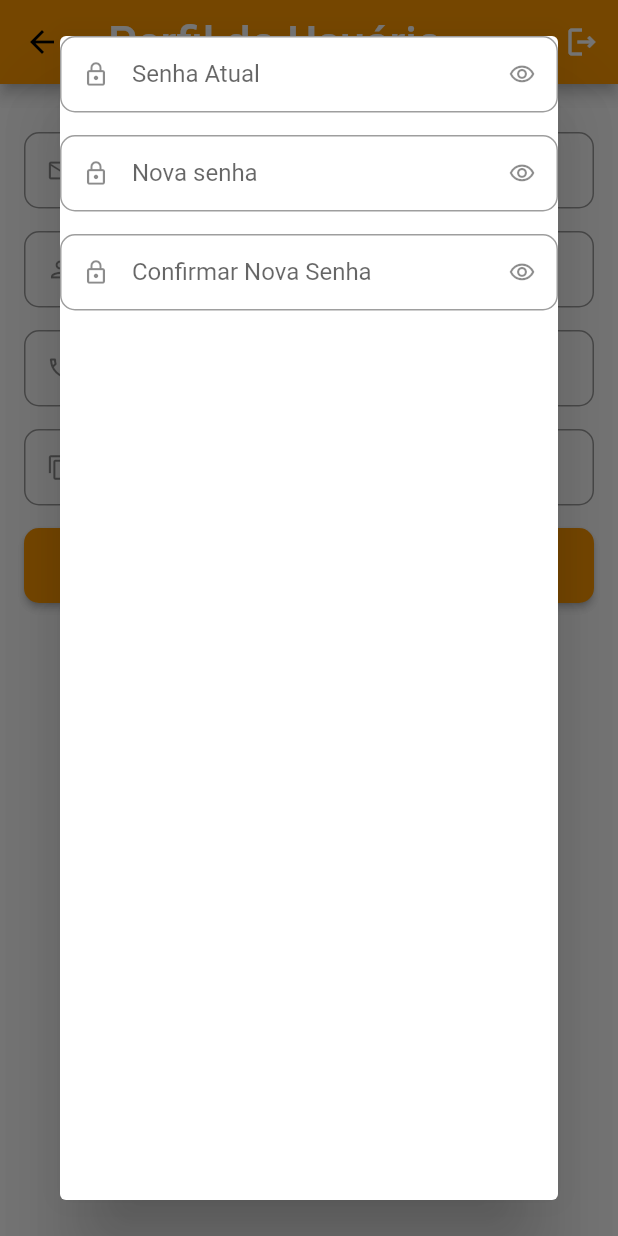
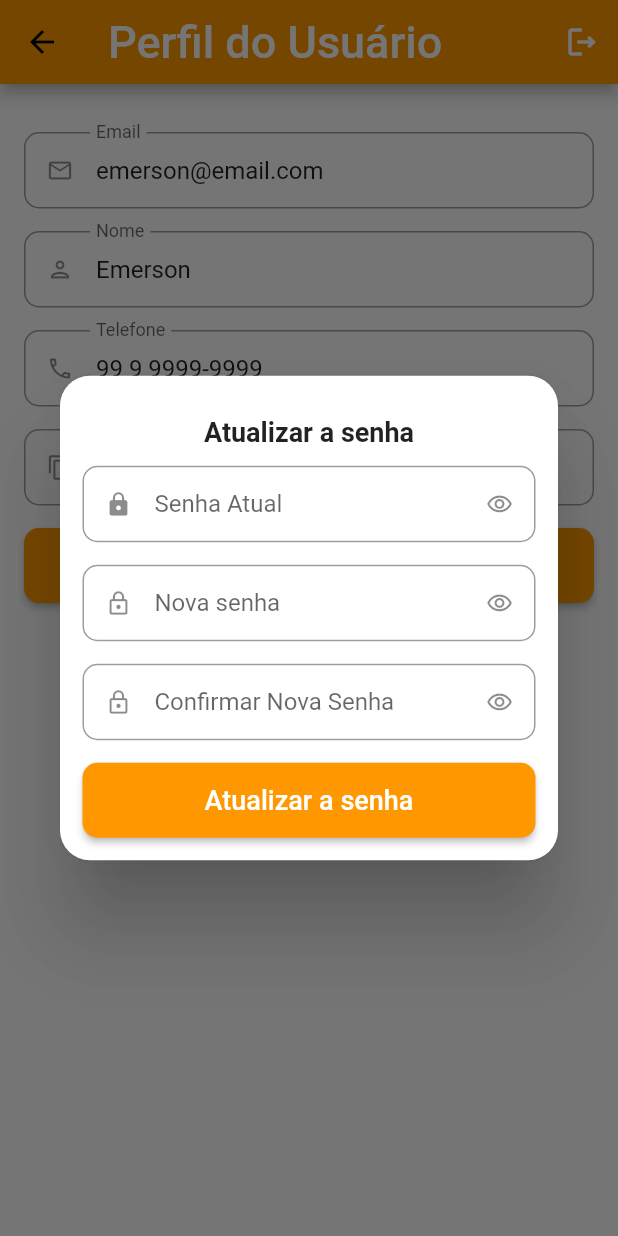
Before and after one commit to emersonbarina/quitanda-course-frontend, a Flutter app: the ProfileTab screen opened directly, after a tap on "Atualizar a senha", on a phone screen of 412 x 824 dp. Run offline on Flutter 3.47's test engine with Material 2 defaults, Android fonts, the phone set to English and light mode, and no system bars; our stand-ins replace animated_text_kit, badges, mask_text_input_formatter.

Commit message:
Login UI - Profile

```diff
--- a/lib/scr/pages/profile/profile_tab.dart
+++ b/lib/scr/pages/profile/profile_tab.dart
@@ -30,30 +30,65 @@ class _ProfileTabState extends State<ProfileTab> {
       context: context,
       builder: (context) {
         return Dialog(
+          shape: RoundedRectangleBorder(
+            borderRadius: BorderRadius.circular(20)
+          ),
+          child: Padding(
+            padding: const EdgeInsets.all(15.0),
             child: Column(
+              crossAxisAlignment: CrossAxisAlignment.stretch,
+              mainAxisSize: MainAxisSize.min,
               children: [
-              CustomTextField(
-                initialValue: app_data.user.password,
+                const Padding(
+                  padding: EdgeInsets.symmetric(vertical: 12),
+                  child: Text(
+                    tProfileSave,
+                    textAlign: TextAlign.center,
+                    style: TextStyle(
+                      fontSize: 18,
+                      fontWeight: FontWeight.bold,
+                    ),
+                  ),
+                ),
+                // password
+                const CustomTextField(
                   isSecret: true,
-                icon: Icons.lock_outlined,
+                  icon: Icons.lock,
                   label: tPasswordOld,
                 ),
-
-              CustomTextField(
-                initialValue: app_data.user.password,
+                // new password
+                const CustomTextField(
                   isSecret: true,
-                icon: Icons.lock_outlined,
+                  icon: Icons.lock_outline,
                   label: tPasswordNew,
                 ),
-
-              CustomTextField(
-                initialValue: app_data.user.password,
+                // New password confirmation
+                const CustomTextField(
                   isSecret: true,
-                icon: Icons.lock_outlined,
+                  icon: Icons.lock_outline,
                   label: tPasswordNewConfirm,
                 ),
-
+                // button save
+                SizedBox(
+                  height: tHeightSizeBox,
+                  child: ElevatedButton(
+                    style: ElevatedButton.styleFrom(
+                        shape: RoundedRectangleBorder(
+                            borderRadius: BorderRadius.circular(tBorderRadius))),
+                    onPressed: () {
+                      updatePassword();
+                    },
+                    child: const Text(
+                      tProfileSave,
+                      style: TextStyle(
+                        fontSize: tFontSizeButton,
+                        color: tColorsLight,
+                      ),
+                    ),
+                  ),
+                ),
               ],
+            ),
           ),
         );
       },
```
Lines whose indentation alone changed are shown as unchanged.
